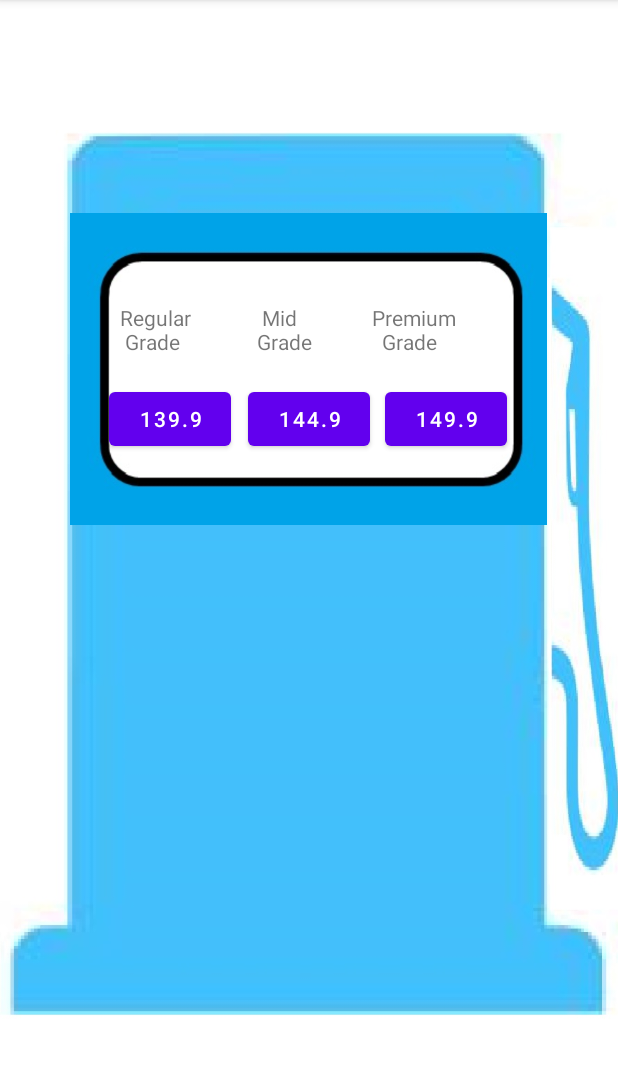
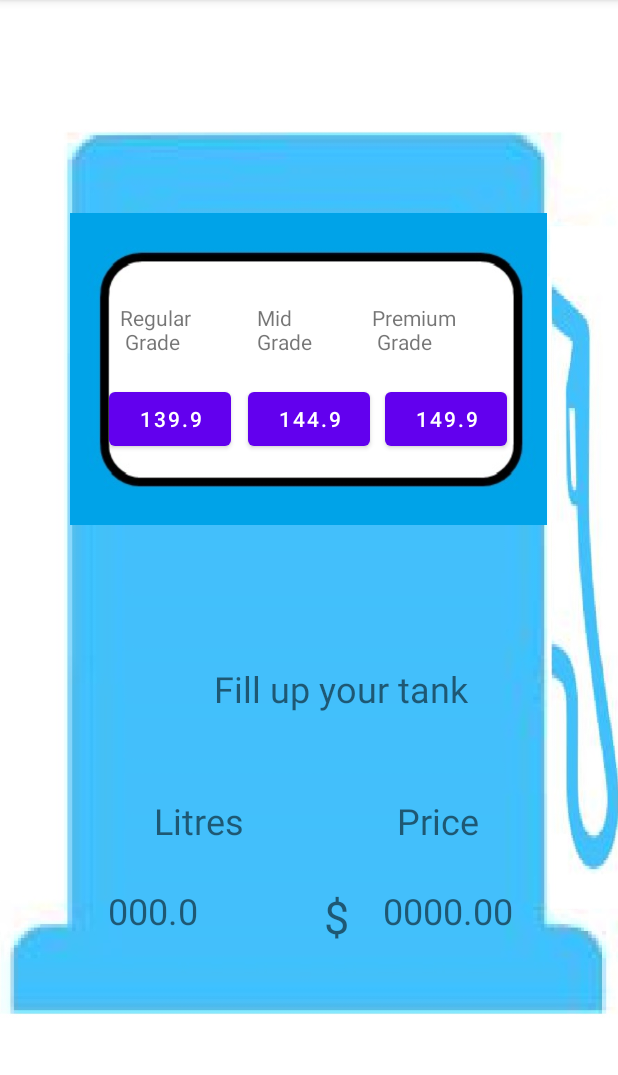
Before and after one commit to aucsc220/GasPump, an Android app: the screen it shows after launch (MainActivity), on a phone screen of 412 x 824 dp, the part 84-1159 px from its top. Run offline under Robolectric (Android 15) with nearby library versions, the phone set to English and light mode, and no system bars.

Commit message:
Strings into strings.xml file; textviews for litres, total price and fill up message

```diff
--- a/app/src/main/res/layout/activity_main.xml
+++ b/app/src/main/res/layout/activity_main.xml
@@ -14,9 +14,10 @@
         android:scaleType="fitXY"
         app:layout_constraintBottom_toBottomOf="parent"
         app:layout_constraintEnd_toEndOf="parent"
-        app:layout_constraintHorizontal_bias="1.0"
+        app:layout_constraintHorizontal_bias="0.0"
         app:layout_constraintStart_toStartOf="parent"
         app:layout_constraintTop_toTopOf="parent"
+        app:layout_constraintVertical_bias="0.497"
         app:srcCompat="@drawable/blue_gas_pump" />
 
     <ImageView
@@ -72,40 +73,139 @@
         app:layout_constraintVertical_bias="0.355" />
 
     <TextView
-        android:id="@+id/textView"
+        android:id="@+id/regGradeLabel"
         android:layout_width="wrap_content"
         android:layout_height="wrap_content"
         android:layout_marginStart="80dp"
         android:layout_marginTop="208dp"
         android:layout_marginBottom="24dp"
-        android:text="Regular\n Grade"
+        android:text="@string/regular_mess"
         app:layout_constraintBottom_toTopOf="@+id/regularButton"
         app:layout_constraintStart_toStartOf="parent"
         app:layout_constraintTop_toTopOf="parent" />
 
     <TextView
-        android:id="@+id/textView2"
+        android:id="@+id/midGradeLabel"
         android:layout_width="wrap_content"
         android:layout_height="wrap_content"
         android:layout_marginStart="44dp"
         android:layout_marginTop="208dp"
         android:layout_marginBottom="24dp"
-        android:text=" Mid\nGrade"
+        android:text="@string/mid_grade_mess"
         app:layout_constraintBottom_toTopOf="@+id/midGradeButton"
-        app:layout_constraintStart_toEndOf="@+id/textView"
+        app:layout_constraintStart_toEndOf="@+id/regGradeLabel"
         app:layout_constraintTop_toTopOf="parent" />
 
     <TextView
-        android:id="@+id/textView3"
+        android:id="@+id/premGradeLabel"
         android:layout_width="wrap_content"
         android:layout_height="wrap_content"
         android:layout_marginStart="40dp"
         android:layout_marginTop="208dp"
         android:layout_marginBottom="24dp"
-        android:text="Premium\n  Grade"
+        android:text="@string/premium_mess"
         app:layout_constraintBottom_toTopOf="@+id/premiumButton"
-        app:layout_constraintStart_toEndOf="@+id/textView2"
+        app:layout_constraintStart_toEndOf="@+id/midGradeLabel"
         app:layout_constraintTop_toTopOf="parent" />
 
 
+    <androidx.constraintlayout.widget.Guideline
+        android:id="@+id/guideline"
+        android:layout_width="wrap_content"
+        android:layout_height="wrap_content"
+        android:orientation="horizontal"
+        app:layout_constraintGuide_begin="529dp" />
+
+
+    <TextView
+        android:id="@+id/fillTankTV"
+        android:layout_width="181dp"
+        android:layout_height="162dp"
+        android:layout_marginEnd="88dp"
+        android:text="@string/fill_mess"
+        android:textSize="24sp"
+        app:layout_constraintBottom_toBottomOf="parent"
+        app:layout_constraintEnd_toEndOf="parent"
+        app:layout_constraintTop_toTopOf="parent"
+        app:layout_constraintVertical_bias="0.73" />
+
+    <TextView
+        android:id="@+id/totalPriceTV"
+        android:layout_width="91dp"
+        android:layout_height="42dp"
+        android:layout_marginTop="2dp"
+        android:layout_marginEnd="56dp"
+        android:text="@string/price_mess"
+        android:textSize="24sp"
+        app:layout_constraintEnd_toEndOf="parent"
+        app:layout_constraintTop_toTopOf="@+id/guideline" />
+
+    <TextView
+        android:id="@+id/dollarSignTV"
+        android:layout_width="30dp"
+        android:layout_height="55dp"
+        android:layout_marginStart="2dp"
+        android:layout_marginTop="2dp"
+        android:layout_marginEnd="2dp"
+        android:text="@string/dollar_sign"
+        android:textSize="30sp"
+        app:layout_constraintEnd_toStartOf="@+id/actCostTV"
+        app:layout_constraintHorizontal_bias="0.782"
+        app:layout_constraintStart_toStartOf="@+id/guideline3"
+        app:layout_constraintTop_toTopOf="@+id/guideline4" />
+
+    <TextView
+        android:id="@+id/actCostTV"
+        android:layout_width="111dp"
+        android:layout_height="55dp"
+        android:layout_marginStart="2dp"
+        android:layout_marginTop="2dp"
+        android:layout_marginEnd="2dp"
+        android:text="@string/actCost_mess"
+        android:textSize="24sp"
+        app:layout_constraintEnd_toEndOf="parent"
+        app:layout_constraintHorizontal_bias="0.604"
+        app:layout_constraintStart_toStartOf="@+id/guideline3"
+        app:layout_constraintTop_toTopOf="@+id/guideline4" />
+
+    <TextView
+        android:id="@+id/litresTV"
+        android:layout_width="wrap_content"
+        android:layout_height="wrap_content"
+        android:layout_marginStart="2dp"
+        android:layout_marginTop="2dp"
+        android:layout_marginEnd="2dp"
+        android:text="@string/litres_mess"
+        android:textSize="24sp"
+        app:layout_constraintEnd_toStartOf="@+id/totalPriceTV"
+        app:layout_constraintStart_toStartOf="parent"
+        app:layout_constraintTop_toTopOf="@+id/guideline" />
+
+    <androidx.constraintlayout.widget.Guideline
+        android:id="@+id/guideline3"
+        android:layout_width="wrap_content"
+        android:layout_height="wrap_content"
+        android:orientation="vertical"
+        app:layout_constraintGuide_begin="187dp" />
+
+    <androidx.constraintlayout.widget.Guideline
+        android:id="@+id/guideline4"
+        android:layout_width="wrap_content"
+        android:layout_height="wrap_content"
+        android:orientation="horizontal"
+        app:layout_constraintGuide_begin="589dp" />
+
+    <TextView
+        android:id="@+id/actLitresTX"
+        android:layout_width="wrap_content"
+        android:layout_height="wrap_content"
+        android:layout_marginStart="2dp"
+        android:layout_marginTop="2dp"
+        android:layout_marginEnd="2dp"
+        android:text="@string/actLit_mess"
+        android:textSize="24sp"
+        app:layout_constraintEnd_toStartOf="@+id/guideline3"
+        app:layout_constraintHorizontal_bias="0.569"
+        app:layout_constraintStart_toStartOf="parent"
+        app:layout_constraintTop_toTopOf="@+id/guideline4" />
 </androidx.constraintlayout.widget.ConstraintLayout>
--- a/app/src/main/res/values/strings.xml
+++ b/app/src/main/res/values/strings.xml
@@ -1,3 +1,12 @@
 <resources>
     <string name="app_name">GasPump</string>
+    <string name="regular_mess">Regular\n Grade</string>
+    <string name="mid_grade_mess"> Mid\nGrade</string>
+    <string name="premium_mess">Premium\n Grade</string>
+    <string name="fill_mess">Fill up your tank</string>
+    <string name="dollar_sign">$</string>
+    <string name="price_mess">Price</string>
+    <string name="actCost_mess">0000.00</string>
+    <string name="litres_mess">Litres</string>
+    <string name="actLit_mess">000.0</string>
 </resources>
```
